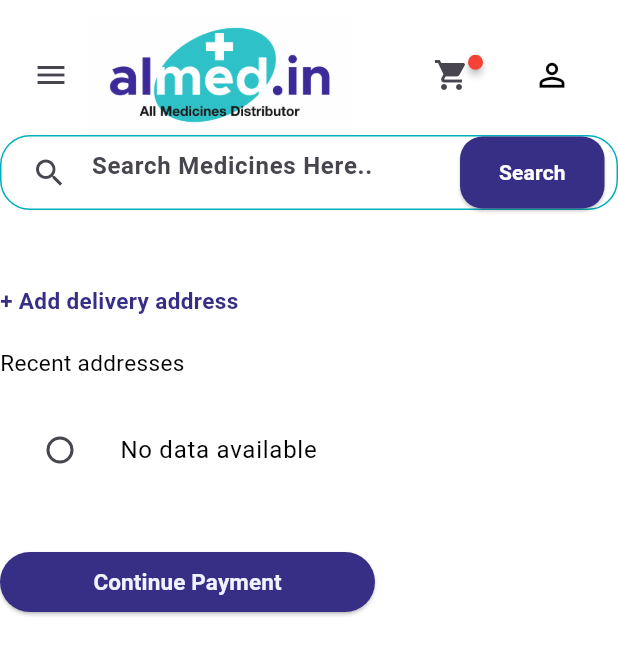
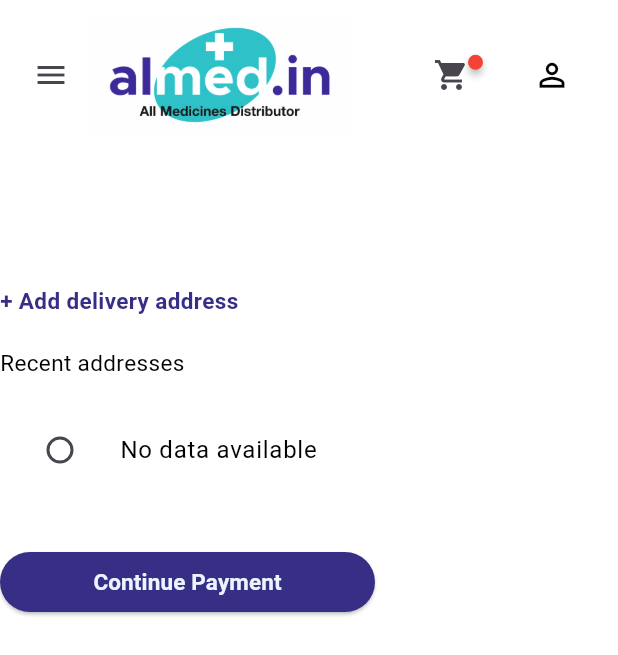
Before and after one commit to Jnananidhi/almed_in, a Flutter app: the AddressScreen screen opened by its route, on a phone screen of 412 x 824 dp. Shown: the top 655 px of the screen. Run offline on Flutter 3.47's test engine with Material 3 defaults, Android fonts, the phone set to English and light mode, and no system bars; drawn by our look-alikes of badges; our stand-ins replace awesome_snackbar_content, carousel_slider, dots_indicator, expansion_tile_card, file_picker, flutter_easyloading and 4 more; missing offline and left inert: dart:html, email_otp, hover_menu, universal_html; accounts and stored records are empty; network calls fail.

Commit message:
fix: address_screen.dart bug solved occured hosting env cleaned yaml file

```diff
--- a/lib/Screens/Home/address_screen.dart
+++ b/lib/Screens/Home/address_screen.dart
@@ -209,9 +209,6 @@ class _AddressScreenState extends State<AddressScreen> {
              // Left Section with Buttons
               Container(
                 width: kMaxWidth,
-                child: Expanded(
-
-                  flex: 1,
                 child: Align(
                   alignment: Alignment.topLeft,
                   child: Column(
@@ -232,7 +229,9 @@ class _AddressScreenState extends State<AddressScreen> {
                           });
                         },
                         child: GestureDetector(
-                            onTap:(){showAddressOverlay(context);},
+                          onTap:(){
+                            showAddressOverlay(context);
+                            },
                           child:Text("+ Add delivery address",
                             style: TextStyle(
                               fontSize: 15,
@@ -241,8 +240,6 @@ class _AddressScreenState extends State<AddressScreen> {
                             ),)
                         ),
                       ),
-
-
                       SizedBox(height: 20),
                       Text(
                         "Recent addresses",
@@ -367,24 +364,24 @@ class _AddressScreenState extends State<AddressScreen> {
                    ),
                 ),
               ),
-              ),
-              // Right Section with Search and Map
+            //  Right Section with Search and Map
             ],
           ),
-            Positioned(
-              top: MediaQuery.of(context).size.width < 600
-                  ? 90// Adjust the value for mobile view
-                  :50,
-              left: MediaQuery.of(context).size.width < 600
-                  ? 0 // Adjust the value for mobile view
-                  : MediaQuery.of(context).size.width * 0.22, // Adjust the value for desktop view
-              right: MediaQuery.of(context).size.width < 600
-                  ? 0 // Adjust the value for mobile view
-                  : MediaQuery.of(context).size.width * 0.25,
-              child: Search_bar(),
-            ),
+            // Positioned(
+            //   top: MediaQuery.of(context).size.width < 600
+            //       ? 90// Adjust the value for mobile view
+            //       :50,
+            //   left: MediaQuery.of(context).size.width < 600
+            //       ? 0 // Adjust the value for mobile view
+            //       : MediaQuery.of(context).size.width * 0.22, // Adjust the value for desktop view
+            //   right: MediaQuery.of(context).size.width < 600
+            //       ? 0 // Adjust the value for mobile view
+            //       : MediaQuery.of(context).size.width * 0.25,
+            //   child: Search_bar(),
+            // ),
 
           ],),
+
       );
     }
   }
--- a/lib/Screens/Home/products/products_screen.dart
+++ b/lib/Screens/Home/products/products_screen.dart
@@ -34,6 +34,8 @@ class ProductScreenState extends State<ProductScreen> {
   String? get selectedProductName => widget.selectedProductName;
   List<Productt> products = [];
   bool isLoading = true;
+
+
 
   Future<void> loadUsername() async {
     SharedPreferences preferences = await SharedPreferences.getInstance();
@@ -83,6 +85,10 @@ class ProductScreenState extends State<ProductScreen> {
       print('Failed to load products');
     }
   }
+
+
+
+
   @override
   Widget build(BuildContext context) {
     return isLoading
--- a/pubspec.yaml
+++ b/pubspec.yaml
@@ -51,12 +51,12 @@ dependencies:
   dio: ^5.3.3 #file upload
   path: ^1.8.3 #file upload
   lottie: ^2.7.0 #animations
-  overlay_support: ^1.0.6
-  google_maps_flutter: ^2.5.0
+
+  google_maps_flutter: ^2.5.2
   geolocator: ^10.1.0
   shared_preferences: ^2.2.2
   flutter_easyloading: ^3.0.5
-  marquee: ^2.2.3
+
   go_router: ^12.0.1
   flutter_svg: ^2.0.9
   hover_menu: ^1.1.1
```
Also changed, not shown: pubspec.lock. Lines whose indentation alone changed are shown as unchanged.
